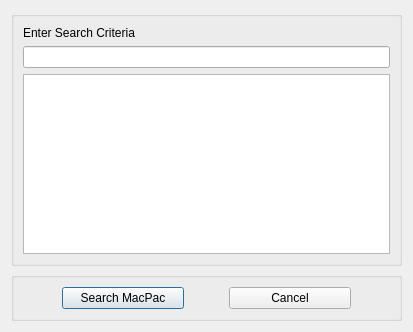
Before: the Qt Designer form View/searchdialog.ui in topherMcDonald/SPO, drawn with Qt 5.
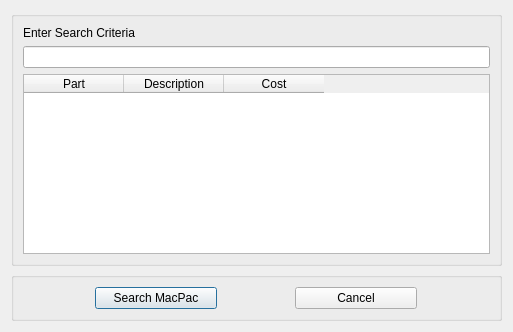
After: the same form once the commit is applied.

Commit message: writing table in reverse, need to fix

What changed in the file:
```diff
--- a/View/searchdialog.ui
+++ b/View/searchdialog.ui
@@ -6,7 +6,7 @@
    <rect>
     <x>0</x>
     <y>0</y>
-    <width>413</width>
+    <width>513</width>
     <height>332</height>
    </rect>
   </property>
@@ -49,6 +49,21 @@
             <height>167772</height>
            </size>
           </property>
+          <column>
+           <property name="text">
+            <string>Part</string>
+           </property>
+          </column>
+          <column>
+           <property name="text">
+            <string>Description</string>
+           </property>
+          </column>
+          <column>
+           <property name="text">
+            <string>Cost</string>
+           </property>
+          </column>
          </widget>
         </item>
        </layout>
```
Left out of the diff: 2 changed lines with no effect on the pictures. The commit also changes 2 other files.
